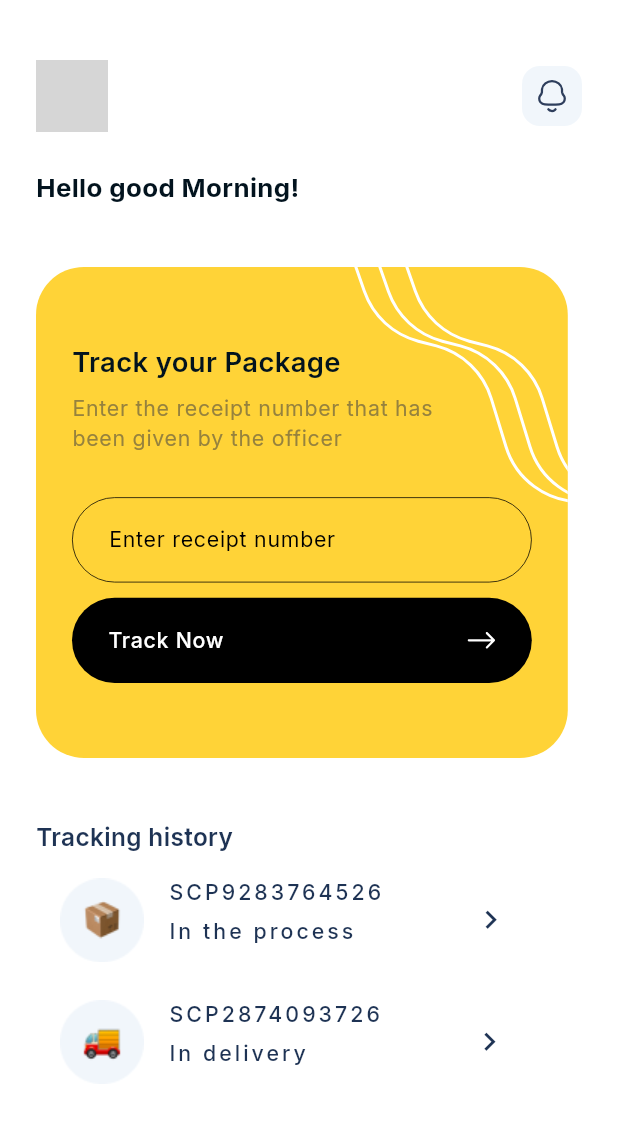
After one commit to akinwolemiwa/prestmit_app, a Flutter app: the YourOrders screen opened by its route, on a phone screen of 412 x 824 dp. The commit adds this screen. Shown: the top 1123 px of the screen. Run offline on Flutter 3.47's test engine with Material 3 defaults, Android fonts, the phone set to English and light mode, and no system bars; our stand-ins replace carousel_slider, flutter_screenutil, flutter_svg, google_fonts, persistent_bottom_nav_bar_v2; network calls fail; grey boxes are pictures that could not be loaded.

Commit message:
orders done

```diff
--- a/lib/config/routes.dart
+++ b/lib/config/routes.dart
@@ -1,6 +1,7 @@
 import 'package:flutter/material.dart';
 import 'package:prestmit_app/nav.dart';
 import 'package:prestmit_app/views/home/home_screen.dart';
+import 'package:prestmit_app/views/home/your_orders.dart';
 import 'package:prestmit_app/views/login.dart';
 import 'package:prestmit_app/views/splash_screen.dart';
 
@@ -45,6 +46,7 @@ class AppRoute {
   static const String loginscreen = '/login';
   static const String nav = '/nav';
   static const String homescreen = '/home';
+  static const String yourOrders = '/yourOrders';
 
   static Route<dynamic> generateRoute(RouteSettings settings) {
     switch (settings.name) {
@@ -58,14 +60,19 @@ class AppRoute {
           builder: (_) => const LoginScreen(),
         );
 
+      case nav:
+        return PageViewTransition(
+          builder: (_) => const Nav(),
+        );
+
       case homescreen:
         return PageViewTransition(
           builder: (_) => const HomeScreen(),
         );
 
-      case nav:
+      case yourOrders:
         return PageViewTransition(
-          builder: (_) => const Nav(),
+          builder: (_) => const YourOrders(),
         );
 
       default:
--- a/lib/customs/colors.dart
+++ b/lib/customs/colors.dart
@@ -8,4 +8,5 @@ class MyColors {
   static const Color grey = Color(0xff424242);
   static const Color lightGrey = Color(0xffE5F0FC);
   static const Color navGrey = Color(0xffF1F6FB);
+  static const Color darkBlue = Color(0xff1E3354);
 }
--- a/lib/nav.dart
+++ b/lib/nav.dart
@@ -1,5 +1,4 @@
 // ignore_for_file: non_constant_identifier_names
-
 import 'package:flutter/material.dart';
 import 'package:flutter_screenutil/flutter_screenutil.dart';
 import 'package:flutter_svg/svg.dart';
--- a/lib/views/home/home_screen.dart
+++ b/lib/views/home/home_screen.dart
@@ -2,8 +2,10 @@ import 'package:flutter/material.dart';
 import 'package:flutter_screenutil/flutter_screenutil.dart';
 import 'package:flutter_svg/svg.dart';
 import 'package:google_fonts/google_fonts.dart';
+import 'package:persistent_bottom_nav_bar_v2/persistent-tab-view.dart';
 import 'package:prestmit_app/customs/colors.dart';
 import 'package:carousel_slider/carousel_slider.dart';
+import 'package:prestmit_app/views/home/your_orders.dart';
 
 class HomeScreen extends StatefulWidget {
   const HomeScreen({super.key});
@@ -148,7 +150,16 @@ class _HomeScreenState extends State<HomeScreen> {
                 letterSpacing: 0.5,
               ),
             ),
-            Container(
+            GestureDetector(
+              onTap: () {
+                pushNewScreen(
+                  context,
+                  withNavBar: true,
+                  pageTransitionAnimation: PageTransitionAnimation.fade,
+                  screen: const YourOrders(),
+                );
+              },
+              child: Container(
                 height: 56.h,
                 width: 183.w,
                 decoration: BoxDecoration(
@@ -169,6 +180,7 @@ class _HomeScreenState extends State<HomeScreen> {
                     ),
                     SvgPicture.asset('assets/svg/arrow.svg')
                   ],
+                ),
               ),
             ),
           ],
--- /dev/null
+++ b/lib/views/home/your_orders.dart
@@ -0,0 +1,189 @@
+import 'package:flutter/material.dart';
+import 'package:flutter_screenutil/flutter_screenutil.dart';
+import 'package:flutter_svg/flutter_svg.dart';
+import 'package:google_fonts/google_fonts.dart';
+import 'package:prestmit_app/customs/colors.dart';
+import 'package:prestmit_app/widgets/tracking_widgets.dart';
+
+class YourOrders extends StatelessWidget {
+  const YourOrders({super.key});
+
+  @override
+  Widget build(BuildContext context) {
+    return Scaffold(
+      backgroundColor: Colors.white,
+      body: _buildBody(),
+    );
+  }
+
+  Widget _buildBody() {
+    return SingleChildScrollView(
+      child: Column(
+        crossAxisAlignment: CrossAxisAlignment.start,
+        children: [
+          Padding(
+            padding: const EdgeInsets.only(top: 40, left: 24, right: 24),
+            child: Row(
+              mainAxisAlignment: MainAxisAlignment.spaceBetween,
+              children: [
+                const CircleAvatar(
+                  radius: 24,
+                  backgroundImage: NetworkImage(
+                      'https://images.unsplash.com/photo-1587064712555-6e206484699b?ixlib=rb-1.2.1&ixid=MnwxMjA3fDB8MHxzZWFyY2h8MTR8fGJsYWNrJTIwbWFufGVufDB8fDB8fA%3D%3D&w=1000&q=80'),
+                  backgroundColor: Colors.transparent,
+                ),
+                SvgPicture.asset('assets/svg/notif.svg')
+              ],
+            ),
+          ),
+          SizedBox(
+            height: 24.h,
+          ),
+          Padding(
+            padding: const EdgeInsets.symmetric(horizontal: 24),
+            child: Text(
+              'Hello good Morning!',
+              style: GoogleFonts.inter(
+                fontSize: 17.sp,
+                fontWeight: FontWeight.w700,
+                color: MyColors.appBlack,
+              ),
+            ),
+          ),
+          SizedBox(height: 40.h),
+          _package(),
+          _trackingHistory()
+        ],
+      ),
+    );
+  }
+
+  Widget _package() {
+    return Padding(
+      padding: const EdgeInsets.symmetric(horizontal: 24),
+      child: Container(
+        decoration: BoxDecoration(
+          color: MyColors.mainYellow,
+          borderRadius: BorderRadius.circular(32),
+        ),
+        child: Stack(
+          children: [
+            Positioned(
+              right: 0.h,
+              top: 0.h,
+              child: SvgPicture.asset('assets/svg/lines.svg'),
+            ),
+            Padding(
+              padding: const EdgeInsets.symmetric(horizontal: 24, vertical: 50),
+              child: Column(
+                crossAxisAlignment: CrossAxisAlignment.start,
+                children: [
+                  Text(
+                    'Track your Package',
+                    style: GoogleFonts.inter(
+                      fontSize: 18.sp,
+                      fontWeight: FontWeight.w600,
+                      color: MyColors.appBlack,
+                    ),
+                  ),
+                  SizedBox(height: 8.h),
+                  Text(
+                    'Enter the receipt number that has\nbeen given by the officer',
+                    style: GoogleFonts.inter(
+                      fontSize: 14.sp,
+                      fontWeight: FontWeight.w400,
+                      letterSpacing: 0.5,
+                      color: MyColors.gold,
+                    ),
+                  ),
+                  SizedBox(height: 29.h),
+                  Container(
+                    padding: const EdgeInsets.symmetric(horizontal: 24),
+                    height: 56.h,
+                    width: 279.w,
+                    decoration: BoxDecoration(
+                      border: Border.all(color: Colors.black, width: 0.5),
+                      color: Colors.transparent,
+                      borderRadius: BorderRadius.circular(52),
+                    ),
+                    child: Align(
+                      alignment: Alignment.centerLeft,
+                      child: Text(
+                        'Enter receipt number',
+                        style: GoogleFonts.inter(
+                          fontSize: 14.sp,
+                          fontWeight: FontWeight.w400,
+                          color: Colors.black,
+                          letterSpacing: 0.5,
+                        ),
+                      ),
+                    ),
+                  ),
+                  SizedBox(height: 10.h),
+                  Container(
+                    padding: const EdgeInsets.symmetric(horizontal: 24),
+                    height: 56.h,
+                    width: 279.w,
+                    decoration: BoxDecoration(
+                      color: Colors.black,
+                      borderRadius: BorderRadius.circular(52),
+                    ),
+                    child: Row(
+                      mainAxisAlignment: MainAxisAlignment.spaceBetween,
+                      children: [
+                        Text(
+                          'Track Now',
+                          style: GoogleFonts.inter(
+                            fontSize: 14.sp,
+                            fontWeight: FontWeight.w500,
+                            color: Colors.white,
+                            letterSpacing: 0.5,
+                          ),
+                        ),
+                        SvgPicture.asset('assets/svg/arrow.svg')
+                      ],
+                    ),
+                  ),
+                ],
+              ),
+            ),
+          ],
+        ),
+      ),
+    );
+  }
+
+  Widget _trackingHistory() {
+    return Padding(
+      padding: const EdgeInsets.symmetric(horizontal: 24),
+      child: Column(
+        crossAxisAlignment: CrossAxisAlignment.start,
+        children: [
+          SizedBox(height: 40.h),
+          Text(
+            'Tracking history',
+            style: GoogleFonts.inter(
+              fontSize: 16.sp,
+              fontWeight: FontWeight.w600,
+              color: MyColors.darkBlue,
+            ),
+          ),
+          SizedBox(height: 16.h),
+          TrackingWidgets(
+            onPressed: () {},
+            text: 'SCP9283764526',
+            subtext: 'In the process',
+            svgs: 'assets/png/process.png',
+          ),
+          SizedBox(height: 24.h),
+          TrackingWidgets(
+            onPressed: () {},
+            text: 'SCP2874093726',
+            subtext: 'In delivery',
+            svgs: 'assets/png/delivery.png',
+          )
+        ],
+      ),
+    );
+  }
+}
--- /dev/null
+++ b/lib/widgets/tracking_widgets.dart
@@ -0,0 +1,81 @@
+import 'package:flutter/material.dart';
+import 'package:flutter_screenutil/flutter_screenutil.dart';
+import 'package:google_fonts/google_fonts.dart';
+import 'package:prestmit_app/customs/colors.dart';
+
+class TrackingWidgets extends StatefulWidget {
+  final Function() onPressed;
+  final String text;
+  final String subtext;
+  final String svgs;
+
+  const TrackingWidgets({
+    super.key,
+    required this.onPressed,
+    required this.text,
+    required this.subtext,
+    required this.svgs,
+  });
+
+  @override
+  State<TrackingWidgets> createState() => _TrackingWidgetsState();
+}
+
+class _TrackingWidgetsState extends State<TrackingWidgets> {
+  @override
+  Widget build(BuildContext context) {
+    return GestureDetector(
+      onTap: widget.onPressed,
+      child: SizedBox(
+        height: 56.h,
+        child: Padding(
+          padding: const EdgeInsets.symmetric(horizontal: 16),
+          child: Row(
+            children: [
+              Row(
+                children: [
+                  Padding(
+                    padding: const EdgeInsets.only(right: 16),
+                    child: Image.asset(widget.svgs),
+                  ),
+                  Padding(
+                    padding: const EdgeInsets.only(right: 60),
+                    child: Column(
+                      crossAxisAlignment: CrossAxisAlignment.start,
+                      children: [
+                        Text(
+                          widget.text,
+                          style: GoogleFonts.inter(
+                            fontSize: 14.sp,
+                            fontWeight: FontWeight.w500,
+                            color: MyColors.darkBlue,
+                            letterSpacing: 2.sp,
+                          ),
+                        ),
+                        SizedBox(height: 6.h),
+                        Text(
+                          widget.subtext,
+                          style: GoogleFonts.inter(
+                            fontSize: 14.sp,
+                            fontWeight: FontWeight.w500,
+                            color: MyColors.darkBlue,
+                            letterSpacing: 2.sp,
+                          ),
+                        ),
+                      ],
+                    ),
+                  ),
+                  Icon(
+                    Icons.keyboard_arrow_right,
+                    color: MyColors.darkBlue,
+                    size: 24.sp,
+                  ),
+                ],
+              ),
+            ],
+          ),
+        ),
+      ),
+    );
+  }
+}
```
Also changed, not shown: assets/png/delivery.png (added), assets/png/process.png (added). Lines whose indentation alone changed are shown as unchanged.
